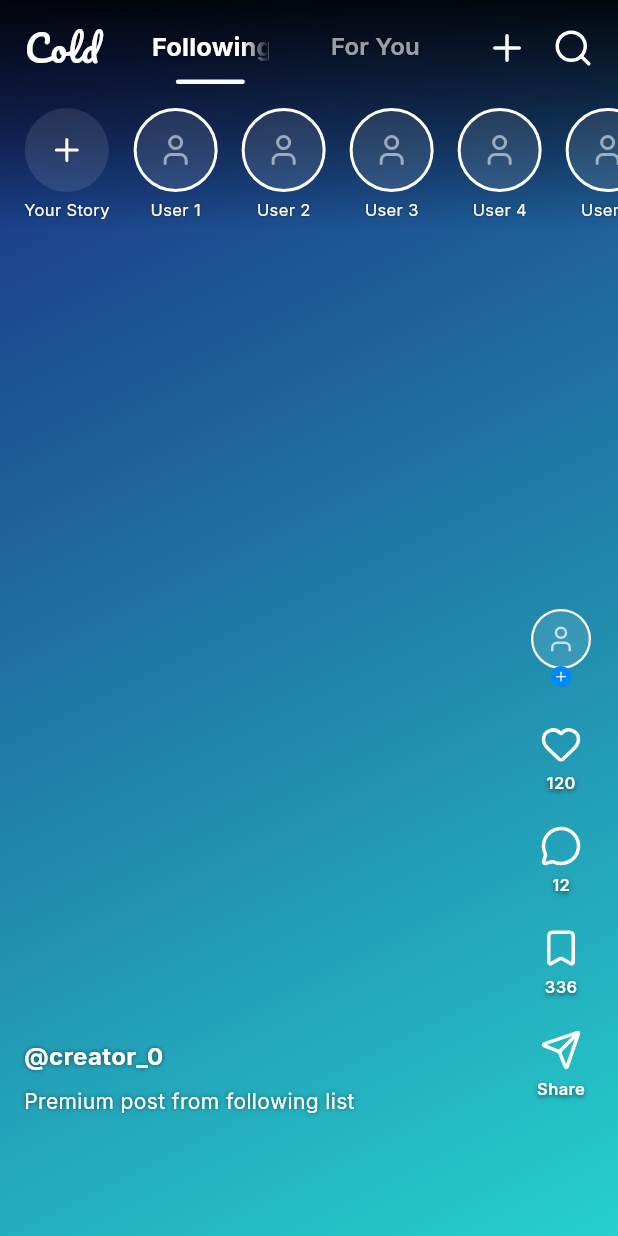
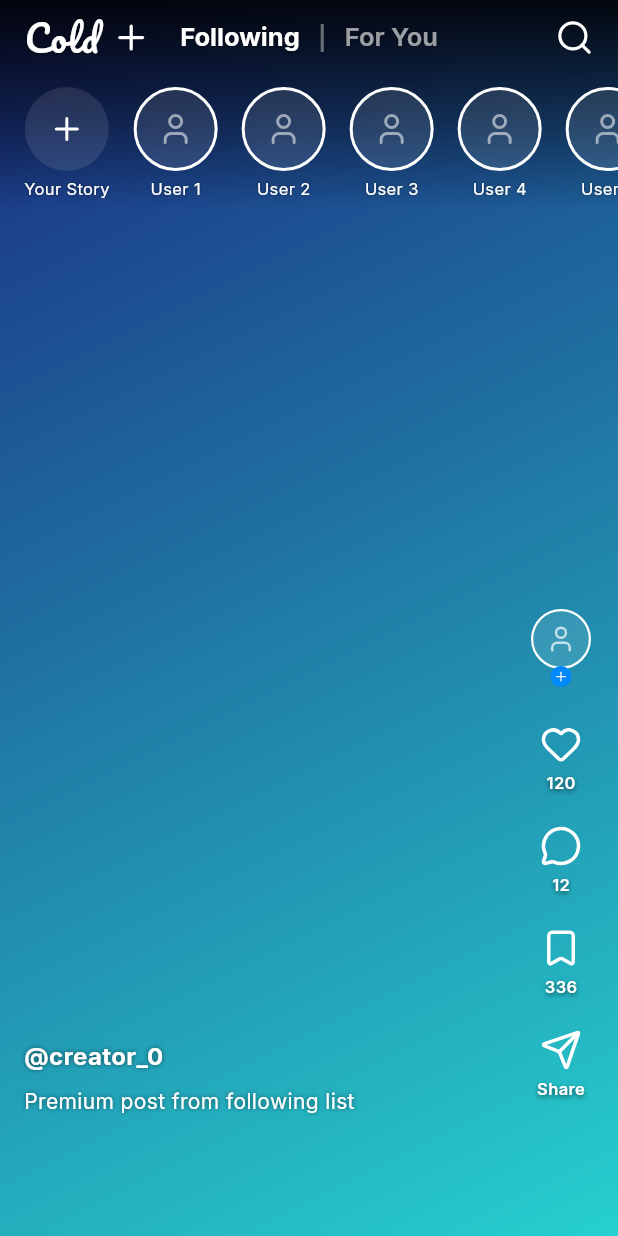
Before and after one commit to fuadusman3993-eng/cold, a Flutter app: the HomeView screen opened directly, on a phone screen of 412 x 824 dp. Run offline on Flutter 3.47's test engine with Material 3 defaults, Android fonts, the phone set to English and light mode, and no system bars; our stand-ins replace camera, google_fonts, image_picker, lucide_icons_flutter, permission_handler, shared_preferences and 2 more; accounts and stored records are empty.

Commit message:
style: redesign home screen top appbar to match strictly required UI alignment

```diff
--- a/lib/features/dashboard/presentation/views/home_view.dart
+++ b/lib/features/dashboard/presentation/views/home_view.dart
@@ -151,63 +151,89 @@ class _HomeViewState extends State<HomeView> with SingleTickerProviderStateMixin
                     // Top Bar
                     Padding(
                       padding: const EdgeInsets.symmetric(horizontal: 16.0, vertical: 8.0),
+                      child: Stack(
+                        alignment: Alignment.center,
+                        children: [
+                          // Left side: Cold Logo & Action (+)
+                          Align(
+                            alignment: Alignment.centerLeft,
                             child: Row(
-                        mainAxisAlignment: MainAxisAlignment.spaceBetween,
+                              mainAxisSize: MainAxisSize.min,
                               children: [
-                          // Left side: Cold Logo
                                 Text(
                                   'Cold',
                                   style: GoogleFonts.pacifico(
                                     color: Colors.white,
                                     fontSize: 24,
                                     letterSpacing: 1.0,
+                                    shadows: [const Shadow(color: Colors.black45, blurRadius: 4)],
                                   ),
                                 ),
-                          // TikTok-Style Centered Tabs
-                          SizedBox(
-                            width: 220,
-                            child: TabBar(
-                              controller: _tabController,
-                              onTap: _handleTabTap,
-                              dividerColor: Colors.transparent, // Remove default flutter divider line
-                              indicator: UnderlineTabIndicator(
-                                borderSide: const BorderSide(color: Colors.white, width: 3.0),
-                                borderRadius: BorderRadius.circular(3),
+                                const SizedBox(width: 8),
+                                AnimatedScaleButton(
+                                  onTap: () => ColdPermissionFlow.checkAndNavigate(context),
+                                  child: const Icon(LucideIcons.plus, color: Colors.white, size: 26, shadows: [Shadow(color: Colors.black45, blurRadius: 4)]),
                                 ),
-                              indicatorPadding: const EdgeInsets.symmetric(horizontal: 16),
-                              indicatorSize: TabBarIndicatorSize.label,
-                              labelColor: Colors.white,
-                              unselectedLabelColor: Colors.white60,
-                              labelStyle: GoogleFonts.inter(
-                                fontWeight: FontWeight.bold,
+                              ],
+                            ),
+                          ),
+                          // Center Alignment: Feed Toggles
+                          AnimatedBuilder(
+                            animation: _tabController,
+                            builder: (context, _) {
+                              return Row(
+                                mainAxisSize: MainAxisSize.min,
+                                crossAxisAlignment: CrossAxisAlignment.center,
+                                children: [
+                                  GestureDetector(
+                                    onTap: () => _handleTabTap(0),
+                                    child: AnimatedDefaultTextStyle(
+                                      duration: const Duration(milliseconds: 250),
+                                      style: GoogleFonts.inter(
+                                        color: _tabController.index == 0 ? Colors.white : Colors.white60,
+                                        fontWeight: _tabController.index == 0 ? FontWeight.bold : FontWeight.w600,
                                         fontSize: 17,
                                         shadows: [const Shadow(color: Colors.black45, blurRadius: 4)],
                                       ),
-                              unselectedLabelStyle: GoogleFonts.inter(
+                                      child: const Text('Following'),
+                                    ),
+                                  ),
+                                  Padding(
+                                    padding: const EdgeInsets.symmetric(horizontal: 12.0),
+                                    child: Text(
+                                      '|',
+                                      style: GoogleFonts.inter(
+                                        color: Colors.white38,
+                                        fontSize: 16,
                                         fontWeight: FontWeight.w600,
-                                fontSize: 16,
                                         shadows: [const Shadow(color: Colors.black45, blurRadius: 4)],
                                       ),
-                              tabs: const [
-                                Tab(text: "Following"),
-                                Tab(text: "For You"),
-                              ],
                                     ),
                                   ),
-                          // Right side: Actions (+ and Search)
-                          Row(
-                            mainAxisSize: MainAxisSize.min,
-                            children: [
-                              AnimatedScaleButton(
-                                onTap: () => ColdPermissionFlow.checkAndNavigate(context),
-                                child: const Icon(LucideIcons.plus, color: Colors.white, size: 28),
+                                  GestureDetector(
+                                    onTap: () => _handleTabTap(1),
+                                    child: AnimatedDefaultTextStyle(
+                                      duration: const Duration(milliseconds: 250),
+                                      style: GoogleFonts.inter(
+                                        color: _tabController.index == 1 ? Colors.white : Colors.white60,
+                                        fontWeight: _tabController.index == 1 ? FontWeight.bold : FontWeight.w600,
+                                        fontSize: 17,
+                                        shadows: [const Shadow(color: Colors.black45, blurRadius: 4)],
                                       ),
-                              const SizedBox(width: 16),
-                              AnimatedScaleButton(
-                                onTap: () {},
-                                child: const Icon(LucideIcons.search, color: Colors.white, size: 28),
+                                      child: const Text('For You'),
+                                    ),
                                   ),
                                 ],
+                              );
+                            },
+                          ),
+                          // Right Alignment: Search Icon
+                          Align(
+                            alignment: Alignment.centerRight,
+                            child: AnimatedScaleButton(
+                              onTap: () {},
+                              child: const Icon(LucideIcons.search, color: Colors.white, size: 26, shadows: [Shadow(color: Colors.black45, blurRadius: 4)]),
+                            ),
                           ),
                         ],
                       ),
```
Lines whose indentation alone changed are shown as unchanged.
